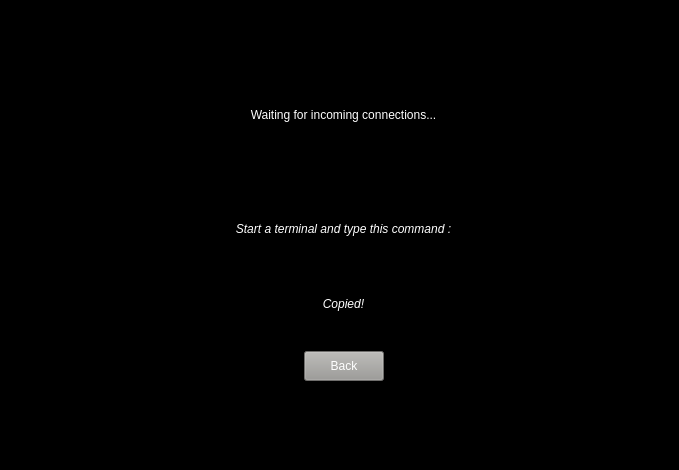
Above: mainwindow.ui from ienesb/ChessBot before the change. Below: the same form after it.
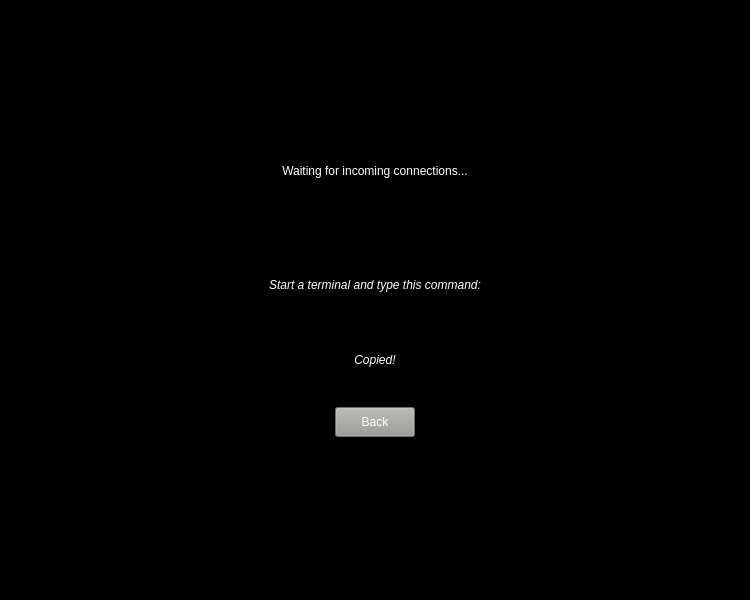
That is the form after the change. The open tabs and pages were chosen to show the change. Icons and pictures are not drawn.

Patch:
```diff
--- a/mainwindow.ui
+++ b/mainwindow.ui
@@ -9,8 +9,8 @@
    <rect>
     <x>0</x>
     <y>0</y>
-    <width>679</width>
-    <height>470</height>
+    <width>750</width>
+    <height>600</height>
    </rect>
   </property>
   <property name="sizePolicy">
@@ -21,8 +21,8 @@
   </property>
   <property name="minimumSize">
    <size>
-    <width>450</width>
-    <height>380</height>
+    <width>750</width>
+    <height>600</height>
    </size>
   </property>
   <property name="windowTitle">
@@ -73,7 +73,7 @@
        <string notr="true">background-color: black;</string>
       </property>
       <property name="currentIndex">
-       <number>3</number>
+       <number>6</number>
       </property>
       <widget class="QWidget" name="page_main">
        <property name="sizePolicy">
@@ -701,15 +701,6 @@
        </layout>
       </widget>
       <widget class="QWidget" name="page_host_wait">
-       <widget class="QWidget" name="">
-        <property name="geometry">
-         <rect>
-          <x>0</x>
-          <y>0</y>
-          <width>687</width>
-          <height>470</height>
-         </rect>
-        </property>
         <layout class="QGridLayout" name="gridLayout_13">
          <item row="0" column="1">
           <spacer name="verticalSpacer_7">
@@ -731,7 +722,7 @@
            </property>
            <property name="sizeHint" stdset="0">
             <size>
-             <width>201</width>
+            <width>186</width>
              <height>20</height>
             </size>
            </property>
@@ -800,11 +791,19 @@
              </property>
              <item>
               <widget class="QLabel" name="label_4">
+              <property name="font">
+               <font>
+                <italic>true</italic>
+               </font>
+              </property>
                <property name="styleSheet">
                 <string notr="true">color: white;</string>
                </property>
                <property name="text">
-                <string>&lt;html&gt;&lt;head/&gt;&lt;body&gt;&lt;p align=&quot;center&quot;&gt;&lt;span style=&quot; font-style:italic;&quot;&gt;Start a terminal and type this command :&lt;/span&gt;&lt;/p&gt;&lt;/body&gt;&lt;/html&gt;</string>
+               <string>Start a terminal and type this command:</string>
+              </property>
+              <property name="alignment">
+               <set>Qt::AlignCenter</set>
                </property>
                <property name="textInteractionFlags">
                 <set>Qt::NoTextInteraction</set>
@@ -839,13 +838,17 @@
                <property name="font">
                 <font>
                  <pointsize>9</pointsize>
+                <italic>true</italic>
                 </font>
                </property>
                <property name="styleSheet">
                 <string notr="true">color: white;</string>
                </property>
                <property name="text">
-                <string>&lt;html&gt;&lt;head/&gt;&lt;body&gt;&lt;p align=&quot;center&quot;&gt;&lt;span style=&quot; font-style:italic;&quot;&gt;Copied!&lt;/span&gt;&lt;/p&gt;&lt;/body&gt;&lt;/html&gt;</string>
+               <string>Copied!</string>
+              </property>
+              <property name="alignment">
+               <set>Qt::AlignCenter</set>
                </property>
                <property name="textInteractionFlags">
                 <set>Qt::NoTextInteraction</set>
@@ -911,7 +914,7 @@
            </property>
            <property name="sizeHint" stdset="0">
             <size>
-             <width>200</width>
+            <width>185</width>
              <height>20</height>
             </size>
            </property>
@@ -932,7 +935,6 @@
          </item>
         </layout>
        </widget>
-      </widget>
       <widget class="QWidget" name="page_join">
        <layout class="QGridLayout" name="gridLayout_10">
         <item row="0" column="1">
@@ -1319,6 +1321,7 @@
         </item>
        </layout>
       </widget>
+      <widget class="QWidget" name="page_game"/>
      </widget>
     </item>
    </layout>
```
Lines whose indentation alone changed are shown as unchanged.
